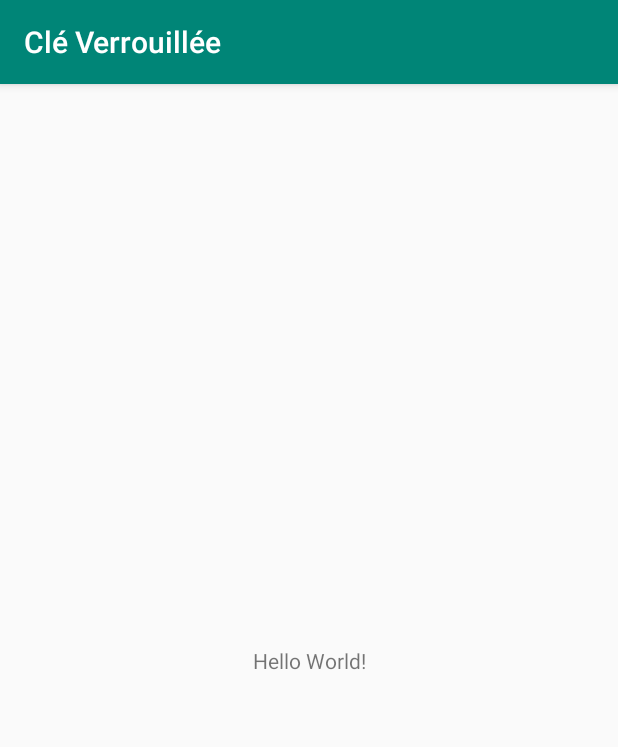
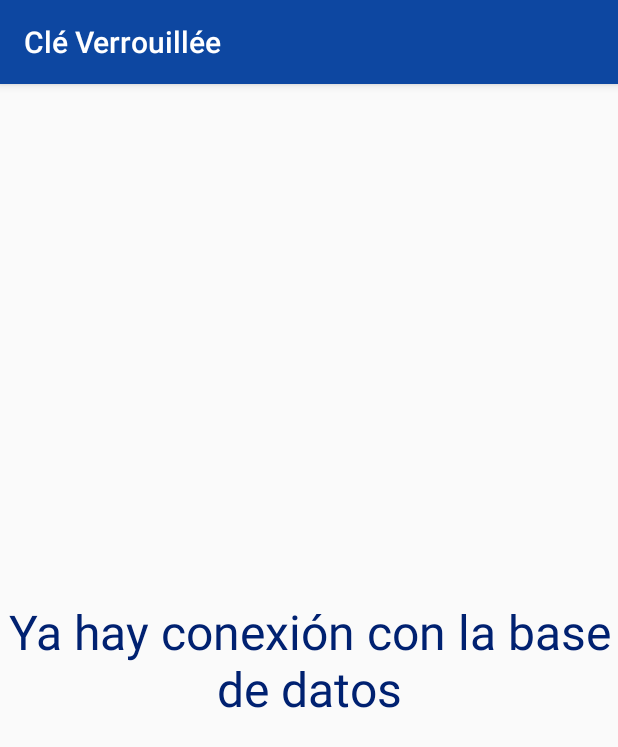
Before and after one commit to ramoncinp/CleVerrouillee, an Android app: the screen it shows after launch (MainActivity), on a phone screen of 412 x 824 dp. Shown: the top 747 px of the screen. Run offline under Robolectric (Android 15) with nearby library versions, the light colour scheme and no system bars.

```diff
--- a/app/src/main/res/layout/activity_main.xml
+++ b/app/src/main/res/layout/activity_main.xml
@@ -10,7 +10,10 @@
     <TextView
         android:layout_width="wrap_content"
         android:layout_height="wrap_content"
-        android:text="Hello World!"
+        android:text="Ya hay conexión con la base de datos"
+        android:textAlignment="center"
+        android:textColor="@color/colorPrimaryDark"
+        android:textSize="32sp"
         app:layout_constraintBottom_toBottomOf="parent"
         app:layout_constraintLeft_toLeftOf="parent"
         app:layout_constraintRight_toRightOf="parent"
--- a/app/src/main/res/mipmap-anydpi-v26/ic_launcher.xml
+++ /dev/null
@@ -1,5 +0,0 @@
-<?xml version="1.0" encoding="utf-8"?>
-<adaptive-icon xmlns:android="http://schemas.android.com/apk/res/android">
-    <background android:drawable="@color/ic_launcher_background"/>
-    <foreground android:drawable="@drawable/ic_launcher_foreground"/>
-</adaptive-icon>
--- a/app/src/main/res/mipmap-anydpi-v26/ic_launcher_round.xml
+++ /dev/null
@@ -1,5 +0,0 @@
-<?xml version="1.0" encoding="utf-8"?>
-<adaptive-icon xmlns:android="http://schemas.android.com/apk/res/android">
-    <background android:drawable="@color/ic_launcher_background"/>
-    <foreground android:drawable="@drawable/ic_launcher_foreground"/>
-</adaptive-icon>
--- a/app/src/main/res/values/colors.xml
+++ b/app/src/main/res/values/colors.xml
@@ -1,6 +1,6 @@
 <?xml version="1.0" encoding="utf-8"?>
 <resources>
-    <color name="colorPrimary">#008577</color>
-    <color name="colorPrimaryDark">#00574B</color>
-    <color name="colorAccent">#D81B60</color>
+    <color name="colorPrimary">#0d47a1</color>
+    <color name="colorPrimaryDark">#002171</color>
+    <color name="colorAccent">#5472d3</color>
 </resources>
```
